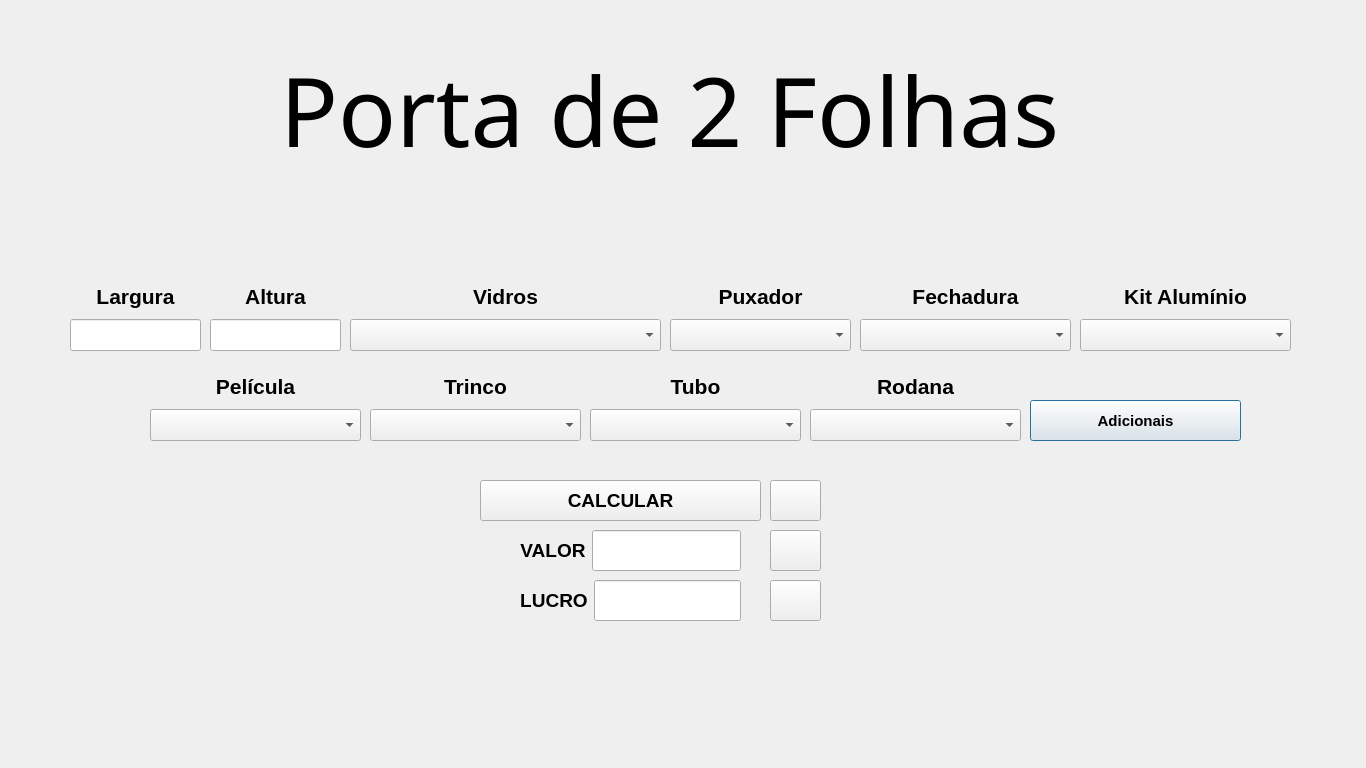
Qt form ArtvidrosV3/portade2folhas.ui (PedrOliveiraM/Artvidros-2023) before a commit.
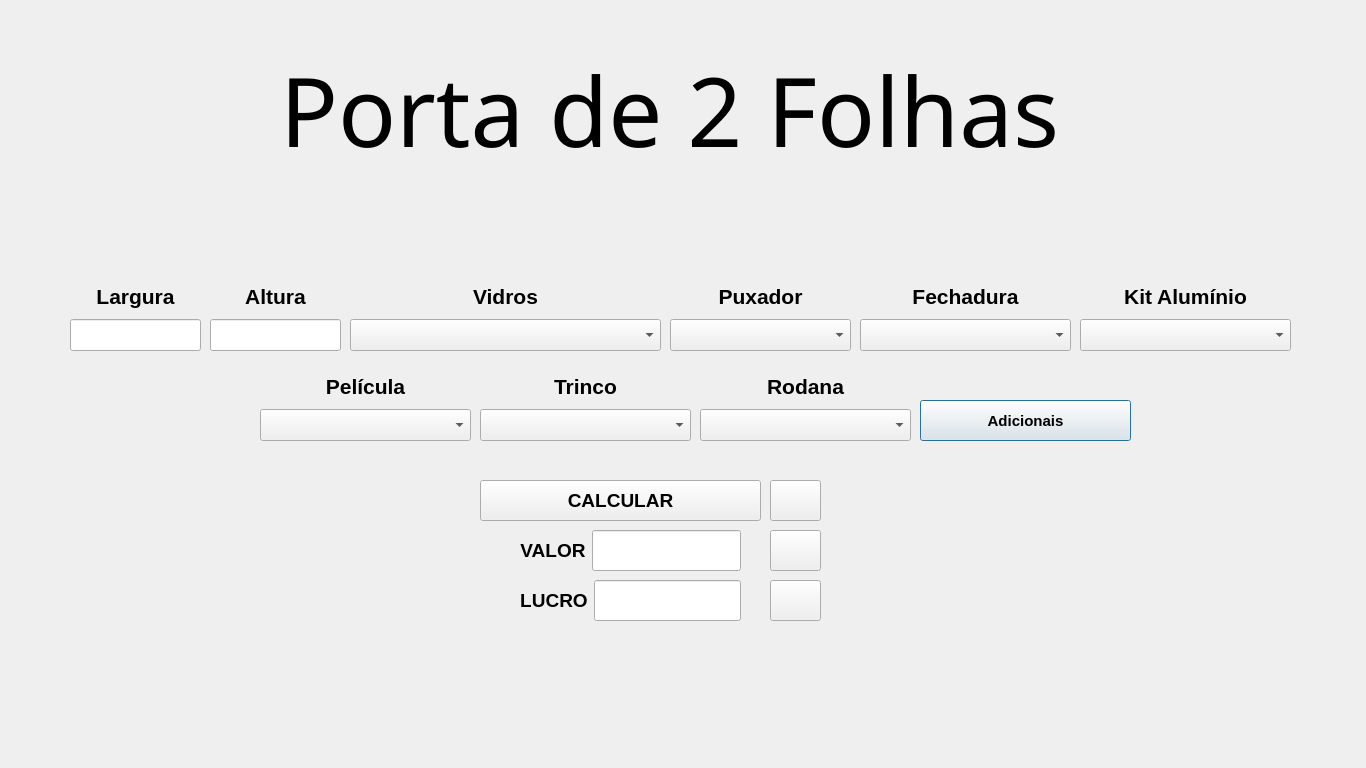
The same form after that commit. Icons and pictures are not drawn.

Commit message: Porta 1 folha , 2 folhas e começo da 4 folhas

Diff of the .ui file:
```diff
--- a/ArtvidrosV3/portade2folhas.ui
+++ b/ArtvidrosV3/portade2folhas.ui
@@ -36,7 +36,7 @@
   <widget class="QPushButton" name="pushButtonRefatorando">
    <property name="geometry">
     <rect>
-     <x>1030</x>
+     <x>920</x>
      <y>400</y>
      <width>211</width>
      <height>41</height>
@@ -410,7 +410,7 @@
   <widget class="QWidget" name="layoutWidget_7">
    <property name="geometry">
     <rect>
-     <x>150</x>
+     <x>260</x>
      <y>370</y>
      <width>211</width>
      <height>71</height>
@@ -490,7 +490,7 @@
   <widget class="QWidget" name="layoutWidget_9">
    <property name="geometry">
     <rect>
-     <x>370</x>
+     <x>480</x>
      <y>370</y>
      <width>211</width>
      <height>71</height>
@@ -527,46 +527,6 @@
     </item>
    </layout>
   </widget>
-  <widget class="QWidget" name="layoutWidget_10">
-   <property name="geometry">
-    <rect>
-     <x>590</x>
-     <y>370</y>
-     <width>211</width>
-     <height>71</height>
-    </rect>
-   </property>
-   <layout class="QVBoxLayout" name="verticalLayout_9">
-    <item>
-     <widget class="QLabel" name="label_8">
-      <property name="text">
-       <string>&lt;html&gt;&lt;head/&gt;&lt;body&gt;&lt;p align=&quot;center&quot;&gt;&lt;span style=&quot; font-size:16pt; font-weight:700;&quot;&gt;Tubo&lt;/span&gt;&lt;/p&gt;&lt;/body&gt;&lt;/html&gt;</string>
-      </property>
-     </widget>
-    </item>
-    <item>
-     <widget class="QComboBox" name="comboBoxTubo">
-      <property name="sizePolicy">
-       <sizepolicy hsizetype="Preferred" vsizetype="Preferred">
-        <horstretch>0</horstretch>
-        <verstretch>0</verstretch>
-       </sizepolicy>
-      </property>
-      <property name="font">
-       <font>
-        <pointsize>11</pointsize>
-        <bold>true</bold>
-       </font>
-      </property>
-      <item>
-       <property name="text">
-        <string/>
-       </property>
-      </item>
-     </widget>
-    </item>
-   </layout>
-  </widget>
   <widget class="QWidget" name="layoutWidget_11">
    <property name="geometry">
     <rect>
@@ -610,7 +570,7 @@
   <widget class="QWidget" name="layoutWidget_12">
    <property name="geometry">
     <rect>
-     <x>810</x>
+     <x>700</x>
      <y>370</y>
      <width>211</width>
      <height>71</height>
```
The commit also changes 18 other files.
